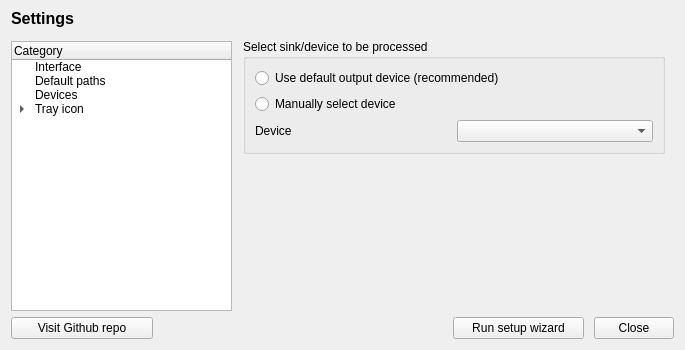
Before: the Qt Designer form src/interface/fragment/SettingsFragment.ui in Audio4Linux/JDSP4Linux, drawn with Qt 5.
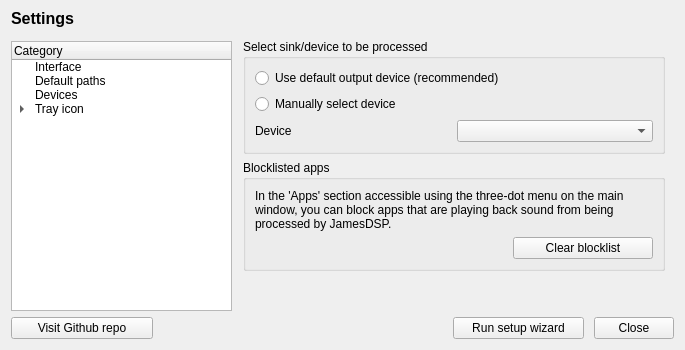
After: the same form once the commit is applied. Custom widgets are drawn as their Qt base class.

Commit message: Pipewire: App blocklists + detailed stats about audio streams of apps

Patch:
```diff
--- a/src/interface/fragment/SettingsFragment.ui
+++ b/src/interface/fragment/SettingsFragment.ui
@@ -493,6 +493,58 @@
            </layout>
           </widget>
          </item>
+         <item>
+          <widget class="QGroupBox" name="blocklistBox">
+           <property name="title">
+            <string>Blocklisted apps</string>
+           </property>
+           <layout class="QVBoxLayout" name="verticalLayout_2">
+            <item>
+             <widget class="QLabel" name="label_4">
+              <property name="text">
+               <string>In the 'Apps' section accessible using the three-dot menu on the main window, you can block apps that are playing back sound from being processed by JamesDSP.</string>
+              </property>
+              <property name="wordWrap">
+               <bool>true</bool>
+              </property>
+             </widget>
+            </item>
+            <item>
+             <layout class="QHBoxLayout" name="horizontalLayout_3">
+              <property name="topMargin">
+               <number>0</number>
+              </property>
+              <item>
+               <spacer name="horizontalSpacer_3">
+                <property name="orientation">
+                 <enum>Qt::Horizontal</enum>
+                </property>
+                <property name="sizeHint" stdset="0">
+                 <size>
+                  <width>40</width>
+                  <height>20</height>
+                 </size>
+                </property>
+               </spacer>
+              </item>
+              <item>
+               <widget class="QPushButton" name="blocklistClear">
+                <property name="minimumSize">
+                 <size>
+                  <width>140</width>
+                  <height>0</height>
+                 </size>
+                </property>
+                <property name="text">
+                 <string>Clear blocklist</string>
+                </property>
+               </widget>
+              </item>
+             </layout>
+            </item>
+           </layout>
+          </widget>
+         </item>
          <item>
           <spacer name="verticalSpacer_8">
            <property name="orientation">
```
The commit also changes 24 other files.
